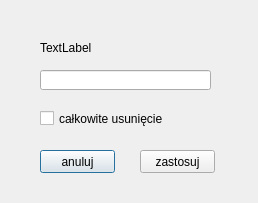
Qt form odejmij.ui (ironiron/baza) before a commit.
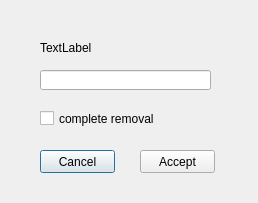
The same form after that commit.

Diff of the .ui file:
```diff
--- a/odejmij.ui
+++ b/odejmij.ui
@@ -33,7 +33,7 @@
     </rect>
    </property>
    <property name="text">
-    <string>anuluj</string>
+    <string>Cancel</string>
    </property>
   </widget>
   <widget class="QPushButton" name="zastosuj">
@@ -46,7 +46,7 @@
     </rect>
    </property>
    <property name="text">
-    <string>zastosuj</string>
+    <string>Accept</string>
    </property>
   </widget>
   <widget class="QCheckBox" name="checkBox">
@@ -59,7 +59,7 @@
     </rect>
    </property>
    <property name="text">
-    <string>całkowite usunięcie</string>
+    <string>complete removal</string>
    </property>
   </widget>
   <widget class="QLabel" name="label">
```
